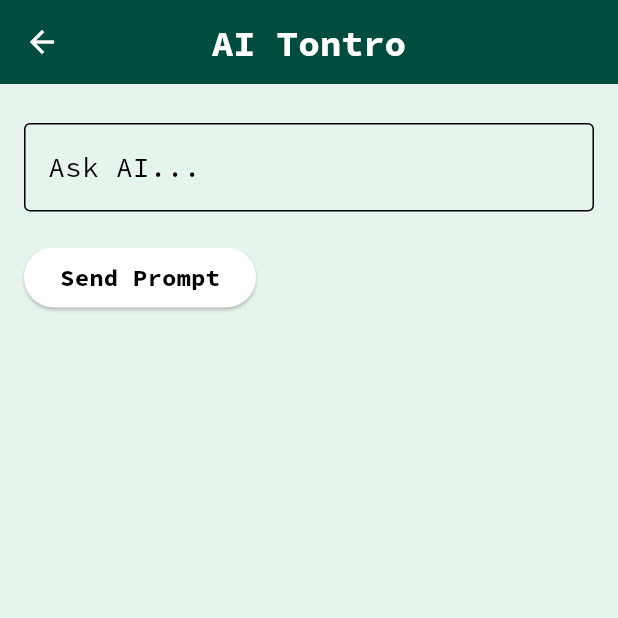
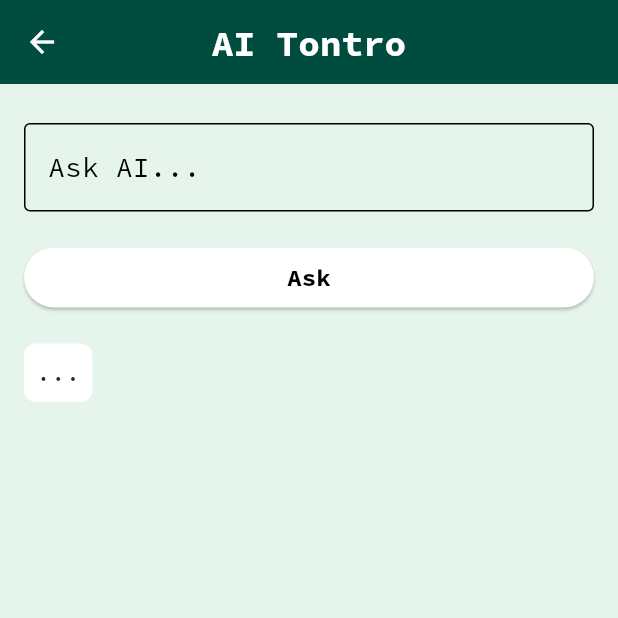
Before and after one commit to ami-nai/unitontro, a Flutter app: the AskAi screen opened directly, on a phone screen of 412 x 824 dp, the top half of it. Run offline on Flutter 3.47's test engine with Material 3 defaults, Android fonts, the light colour scheme and no system bars; our stand-ins replace flutter_animate, flutter_dotenv, flutter_gemini, get, google_fonts, supabase_flutter; accounts and stored records are empty.

Commit message:
change icon and ai ui

```diff
--- a/lib/ui/chat_with_ai/widgets/ask_ai.dart
+++ b/lib/ui/chat_with_ai/widgets/ask_ai.dart
@@ -4,7 +4,7 @@ import 'package:flutter_gemini/flutter_gemini.dart';
 
 class AskAiController extends GetxController {
   var prompt = "".obs; // Observable for the prompt
-  var response = "".obs; // Observable for the AI response
+  var response = "...".obs; // Observable for the AI response
   var isLoading = false.obs; // Observable for loading state
 
   Future<void> sendPrompt() async {
@@ -66,15 +66,24 @@ class AskAi extends StatelessWidget {
                         ? const CircularProgressIndicator(
                             color: Colors.white,
                           )
-                        : const Text('Send Prompt', style: TextStyle(fontSize: 16, color: Colors.black)),
+                        : Center(child: const Text('Ask', style: TextStyle(fontSize: 16, color: Colors.black))),
                   )),
-              const SizedBox(height: 30),
 
-              const SizedBox(height: 10),
-              Obx(() => Text(
-                    controller.response.value,
-                    style: const TextStyle(fontSize: 16, color: Colors.black87),
-                  )),
+              const SizedBox(height: 20),
+              Container(
+                padding: const EdgeInsets.all(8.0),
+                decoration: BoxDecoration(
+                  color: Colors.white,
+                  borderRadius: BorderRadius.circular(8.0),
+                ),
+                child: Obx(() => Text(
+                      controller.response.value,
+                      style: TextStyle(
+                        fontSize: 16,
+                        color: Colors.black87,
+                        ),
+                    )),
+              ),
             ],
           ),
         ),
--- a/lib/ui/home_page/widgets/home_page.dart
+++ b/lib/ui/home_page/widgets/home_page.dart
@@ -182,7 +182,7 @@ class Homepage extends StatelessWidget {
                             right: circularBtnWidth * 0.10,
                             bottom: circularBtnHeight * 0.10),
                         child: Icon(
-                          Icons.map,
+                          Icons.chat,
                           color: Colors.white,
                           size: circularBtnWidth * 0.4, // Adjust icon size
                         ),
```
Also changed, not shown: lib/main.dart (+2 -5 lines), lib/ui/chat_with_ai/view_model/ask_ai_model.dart (+1 -21 lines), lib/ui/core/ui/custom_widgets/classes.dart (+5 -2 lines), lib/ui/core/ui/custom_widgets/date_selector_card.dart (+17 -56 lines), image-1.png (added), image-2.png (added), image.png (added), pubspec.lock, 2 other files.
